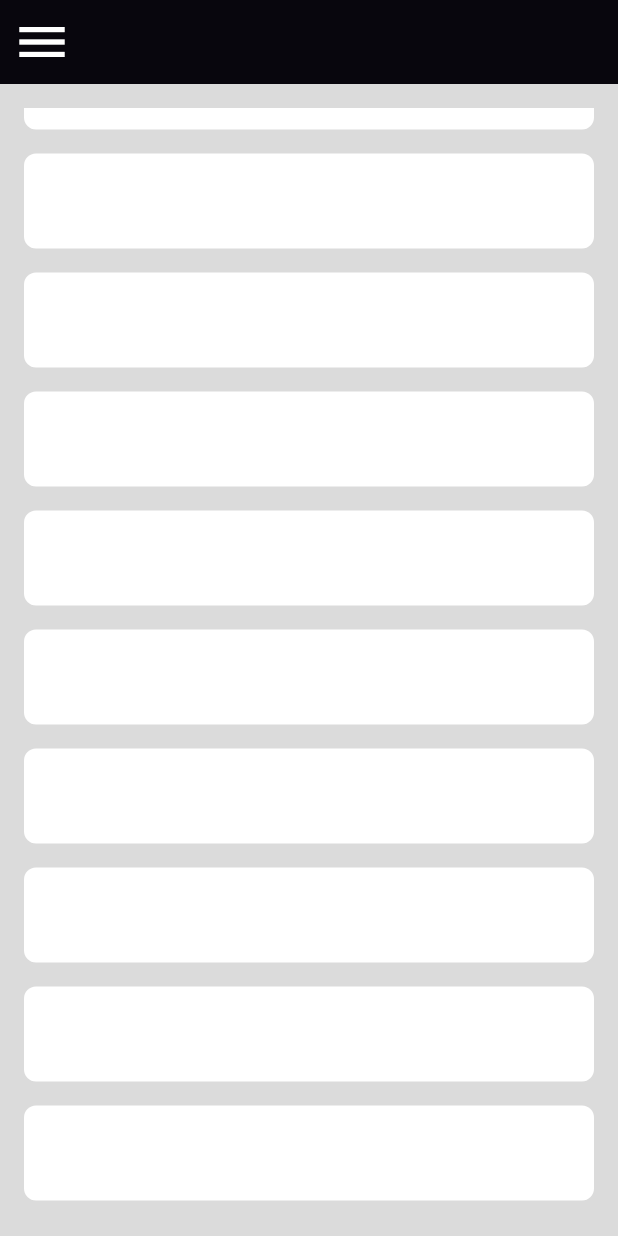
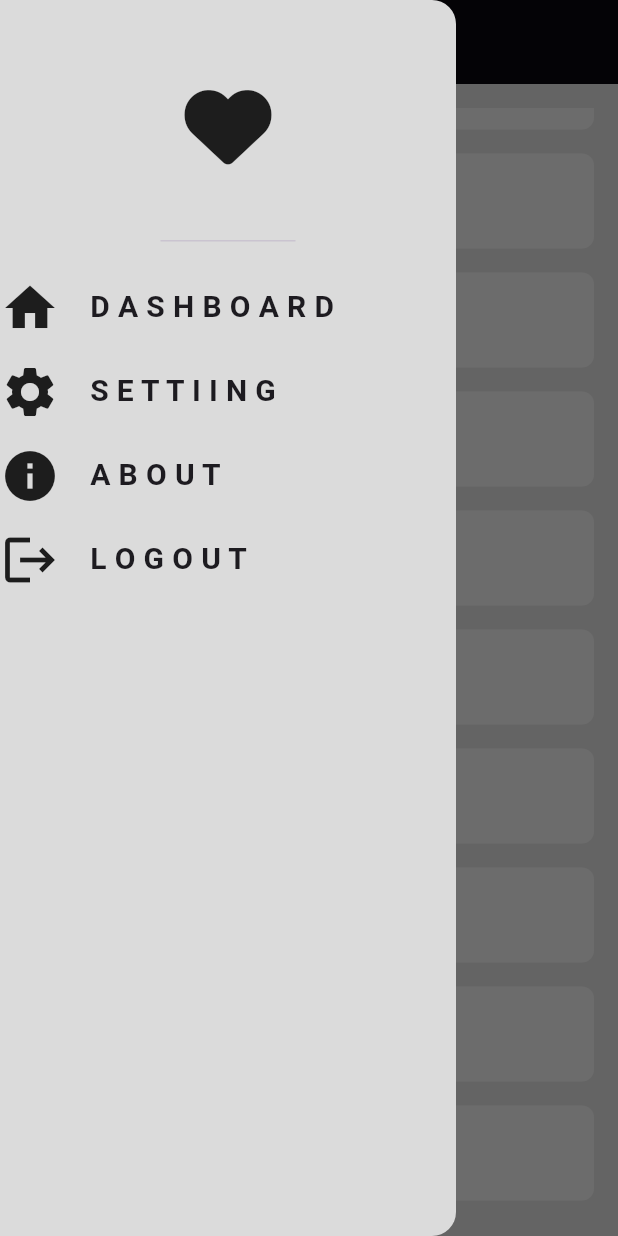
Before and after one commit to Eng-Nader/Responsive_App, a Flutter app: the screen it shows after launch, scrolled down 453 dp, after a tap on the "menu" icon, on a phone screen of 412 x 824 dp. Run offline on Flutter 3.47's test engine with Material 3 defaults, Android fonts, the light colour scheme and no system bars; our stand-ins replace font_awesome_flutter.

Commit message:
Finish a Design for a Mobile

```diff
--- /dev/null
+++ b/lib/models/drawer_model.dart
@@ -0,0 +1,7 @@
+import 'package:flutter/widgets.dart';
+
+class DrawerModel {
+  final IconData icon;
+  final String text;
+  DrawerModel({required this.icon, required this.text});
+}
--- a/lib/views/home_view.dart
+++ b/lib/views/home_view.dart
@@ -1,16 +1,26 @@
 import 'package:flutter/material.dart';
+import 'package:responseve_app/views/widget/custom_drawer.dart';
 import 'package:responseve_app/views/widget/home_view_body.dart';
 
-class HomeView extends StatelessWidget {
+class HomeView extends StatefulWidget {
   const HomeView({super.key});
+
+  @override
+  State<HomeView> createState() => _HomeViewState();
+}
+
+class _HomeViewState extends State<HomeView> {
+  GlobalKey<ScaffoldState> scafoldKey = GlobalKey();
 
   @override
   Widget build(BuildContext context) {
     return Scaffold(
+      key: scafoldKey,
+      drawer: CustomDrawer(),
       appBar: AppBar(
         leading: IconButton(
           onPressed: () {
-
+            scafoldKey.currentState!.openDrawer();
           },
           icon: Icon(
             Icons.menu,
--- /dev/null
+++ b/lib/views/widget/custom_drawer.dart
@@ -0,0 +1,47 @@
+import 'package:flutter/material.dart';
+import 'package:font_awesome_flutter/font_awesome_flutter.dart';
+import 'package:responseve_app/models/drawer_model.dart';
+import 'package:responseve_app/views/widget/custom_drawer_item_view.dart';
+
+class CustomDrawer extends StatelessWidget {
+  CustomDrawer({super.key});
+
+  final List<DrawerModel> items = [
+    DrawerModel(
+      icon: Icons.home,
+      text: 'D A S H B O A R D',
+    ),
+    DrawerModel(
+      icon: Icons.settings,
+      text: 'S E T T I I N G ',
+    ),
+    DrawerModel(
+      icon: Icons.info,
+      text: 'A B O U T',
+    ),
+    DrawerModel(
+      icon: Icons.logout,
+      text: 'L O G O U T',
+    ),
+  ];
+
+  @override
+  Widget build(BuildContext context) {
+    return Drawer(
+      backgroundColor: Color(0xffDBDBDB),
+      child: Column(
+        children: [
+          DrawerHeader(
+            child: Icon(
+              FontAwesomeIcons.solidHeart,
+              size: 58,
+            ),
+          ),
+          CustomDrawerItemView(
+            items: items,
+          ),
+        ],
+      ),
+    );
+  }
+}
--- /dev/null
+++ b/lib/views/widget/custom_drawer_item_view.dart
@@ -0,0 +1,23 @@
+import 'package:flutter/material.dart';
+import 'package:responseve_app/models/drawer_model.dart';
+import 'package:responseve_app/views/widget/drawer_item.dart';
+
+class CustomDrawerItemView extends StatelessWidget {
+  const CustomDrawerItemView({super.key, required this.items});
+  final List<DrawerModel> items ;
+
+  @override
+  Widget build(BuildContext context) {
+    return ListView.builder(
+            shrinkWrap: true,
+            itemCount: items.length,
+            itemBuilder: (context, index) {
+              return Padding(
+                  padding: EdgeInsets.only(
+                    top: 16,
+                  ),
+                  child: DrawerItem(drawerModel: items[index]));
+            },
+          );
+  }
+}
--- /dev/null
+++ b/lib/views/widget/drawer_item.dart
@@ -0,0 +1,28 @@
+import 'package:flutter/material.dart';
+import 'package:responseve_app/models/drawer_model.dart';
+
+class DrawerItem extends StatelessWidget {
+  const DrawerItem({super.key, required this.drawerModel, });
+  final DrawerModel drawerModel ;
+  @override
+  Widget build(BuildContext context) {
+    return Row(
+      children: [
+        Icon(
+        drawerModel.icon,
+          size: 40,
+        ),
+        SizedBox(
+          width: 20,
+        ),
+        Text(
+        drawerModel.text,
+          style: TextStyle(
+            fontSize: 20,
+            fontWeight: FontWeight.bold,
+          ),
+        ),
+      ],
+    );
+  }
+}
--- a/lib/views/widget/item_two.dart
+++ b/lib/views/widget/item_two.dart
@@ -5,13 +5,13 @@ class ItemTwo extends StatelessWidget {
 
   @override
   Widget build(BuildContext context) {
-    return  Padding(
+    return Padding(
       padding: EdgeInsets.symmetric(vertical: 8),
       child: AspectRatio(
         aspectRatio: 6 / 1,
         child: Container(
           decoration: BoxDecoration(
-                  color: Colors.white,
+            color: Color(0xffECECEC),
             borderRadius: BorderRadius.circular(8),
           ),
         ),
--- a/pubspec.yaml
+++ b/pubspec.yaml
@@ -34,6 +34,7 @@ dependencies:
   # The following adds the Cupertino Icons font to your application.
   # Use with the CupertinoIcons class for iOS style icons.
   cupertino_icons: ^1.0.8
+  font_awesome_flutter: ^10.8.0
 
 dev_dependencies:
   flutter_test:
```
Also changed, not shown: pubspec.lock. Lines whose indentation alone changed are shown as unchanged.
